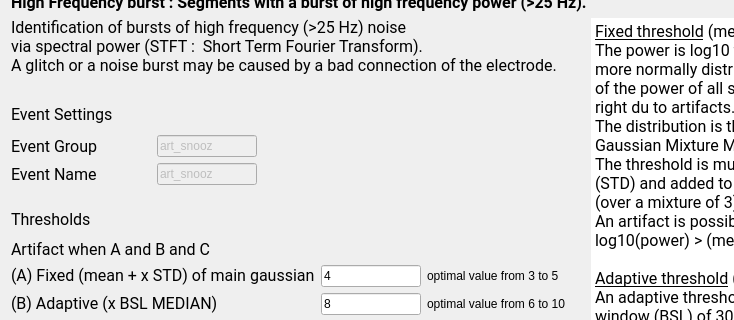
This is tools/CEAMSTools/DetectArtifacts/HighFreqBurstStep/Ui_HighFreqBurstStep.ui in SnoozToolbox/snooz-package-ceams as Qt 5 draws it before an edit; both pictures show x 0 to 734 and y 94 to 414 of the 1002 by 658 pixel window. The edited form follows.
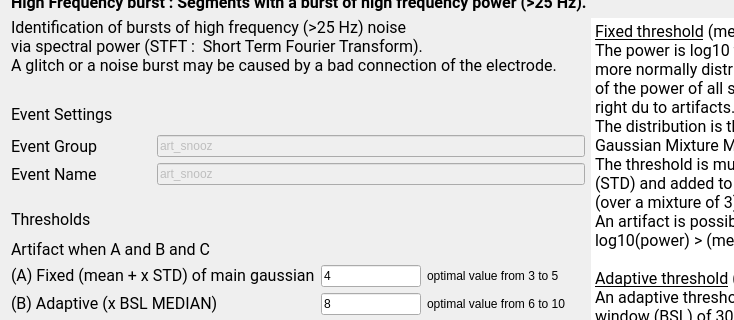
This is the edited form. Icons and pictures are not drawn.

Commit message: Artifact det UI updates.

The edit to the form file:
```diff
--- a/tools/CEAMSTools/DetectArtifacts/HighFreqBurstStep/Ui_HighFreqBurstStep.ui
+++ b/tools/CEAMSTools/DetectArtifacts/HighFreqBurstStep/Ui_HighFreqBurstStep.ui
@@ -182,7 +182,7 @@
              </property>
              <property name="maximumSize">
               <size>
-               <width>100</width>
+               <width>16777215</width>
                <height>16777215</height>
               </size>
              </property>
@@ -223,7 +223,7 @@
              </property>
              <property name="maximumSize">
               <size>
-               <width>100</width>
+               <width>16777215</width>
                <height>16777215</height>
               </size>
              </property>
@@ -237,19 +237,6 @@
            </item>
           </layout>
          </item>
-         <item>
-          <spacer name="horizontalSpacer">
-           <property name="orientation">
-            <enum>Qt::Horizontal</enum>
-           </property>
-           <property name="sizeHint" stdset="0">
-            <size>
-             <width>40</width>
-             <height>20</height>
-            </size>
-           </property>
-          </spacer>
-         </item>
         </layout>
        </item>
        <item>
```
Left out of the diff: 48 changed lines with no effect on the pictures. The commit also changes 5 other files.
